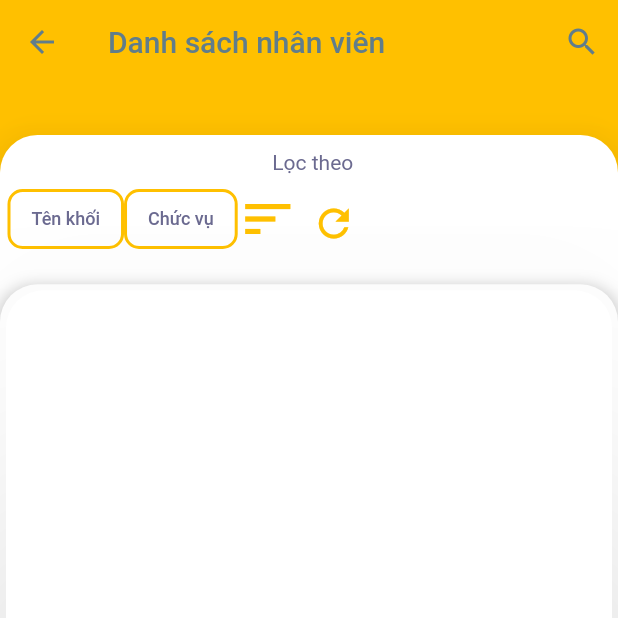
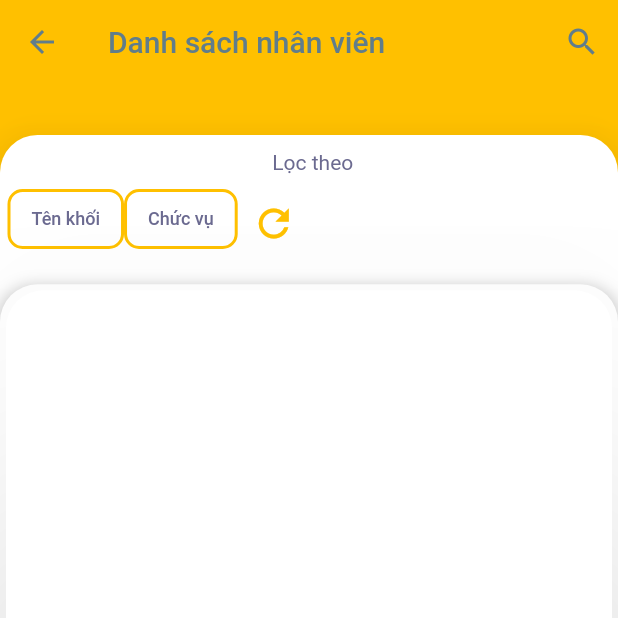
Before and after one commit to chocobopie/DataCareVN, a Flutter app: the AdminAccountList screen opened directly, on a phone screen of 412 x 824 dp, the top half of it. Run offline on Flutter 3.47's test engine with Material 2 defaults, Android fonts, the phone set to English and light mode, and no system bars; drawn by our look-alikes of dropdown_button2; our stand-ins replace flutter_datetime_picker, flutter_speed_dial, flutter_spinkit, pull_to_refresh, shared_preferences, sliding_up_panel and 1 more; missing offline and left inert: number_paginator; accounts and stored records are empty; network calls fail; statements that could not run were skipped.

Commit message:
Update Account Detail

```diff
--- a/lib/views/admin/admin_account_list.dart
+++ b/lib/views/admin/admin_account_list.dart
@@ -212,34 +212,34 @@ class _AdminAccountListState extends State<AdminAccountList> {
                                   _getFilter(isRefresh: true);
                                 },
                             ),
-                            DropdownButton2(
-                              customButton: const Icon(
-                                Icons.sort,
-                                size: 40,
-                                color: mainBgColor,
-                              ),
-                              items: [
-                                ...SortItems.firstItems.map(
-                                      (item) =>
-                                      DropdownMenuItem<SortItem>(
-                                        value: item,
-                                        child: SortItems.buildItem(item),
-                                      ),
-                                ),
-                              ],
-                              onChanged: (value) {
-                              },
-                              itemHeight: 40,
-                              itemPadding: const EdgeInsets.only(left: 5, right: 5),
-                              dropdownWidth: 250,
-                              dropdownPadding: const EdgeInsets.symmetric(vertical: 6),
-                              dropdownDecoration: BoxDecoration(
-                                borderRadius: BorderRadius.circular(25),
-                                color: mainBgColor,
-                              ),
-                              dropdownElevation: 8,
-                              offset: const Offset(0, 8),
-                            ),
+                            // DropdownButton2(
+                            //   customButton: const Icon(
+                            //     Icons.sort,
+                            //     size: 40,
+                            //     color: mainBgColor,
+                            //   ),
+                            //   items: [
+                            //     ...SortItems.firstItems.map(
+                            //           (item) =>
+                            //           DropdownMenuItem<SortItem>(
+                            //             value: item,
+                            //             child: SortItems.buildItem(item),
+                            //           ),
+                            //     ),
+                            //   ],
+                            //   onChanged: (value) {
+                            //   },
+                            //   itemHeight: 40,
+                            //   itemPadding: const EdgeInsets.only(left: 5, right: 5),
+                            //   dropdownWidth: 250,
+                            //   dropdownPadding: const EdgeInsets.symmetric(vertical: 6),
+                            //   dropdownDecoration: BoxDecoration(
+                            //     borderRadius: BorderRadius.circular(25),
+                            //     color: mainBgColor,
+                            //   ),
+                            //   dropdownElevation: 8,
+                            //   offset: const Offset(0, 8),
+                            // ),
                             IconButton(
                               icon: const Icon(Icons.refresh, color: mainBgColor, size: 30,),
                               onPressed: () {
--- a/lib/widgets/SideBar.dart
+++ b/lib/widgets/SideBar.dart
@@ -16,7 +16,6 @@ class SideBar extends StatelessWidget {
   @override
   Widget build(BuildContext context) {
     double widthDrawer = MediaQuery.of(context).size.width * 0.65;
-    double logoutHeight = MediaQuery.of(context).size.height * 0.55;
     return Drawer(
       child: Container(
         color: mainBgColor,
```
Also changed, not shown: lib/views/admin/admin_account_detail.dart (+86 -32 lines), lib/views/employee/employee_profile.dart (+22 -22 lines).
